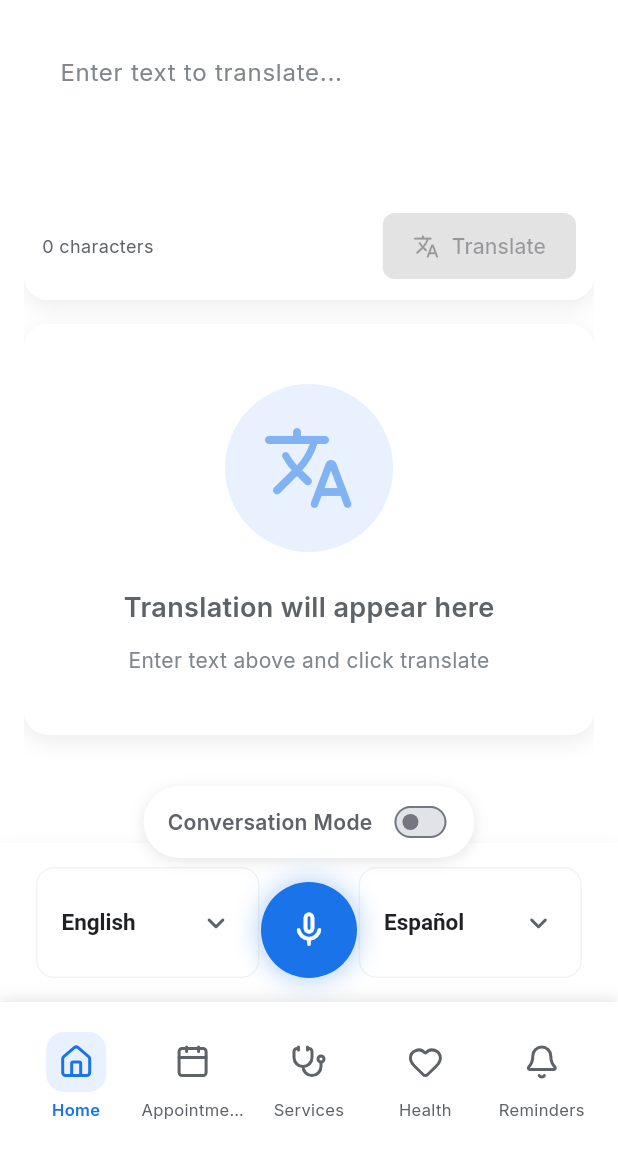
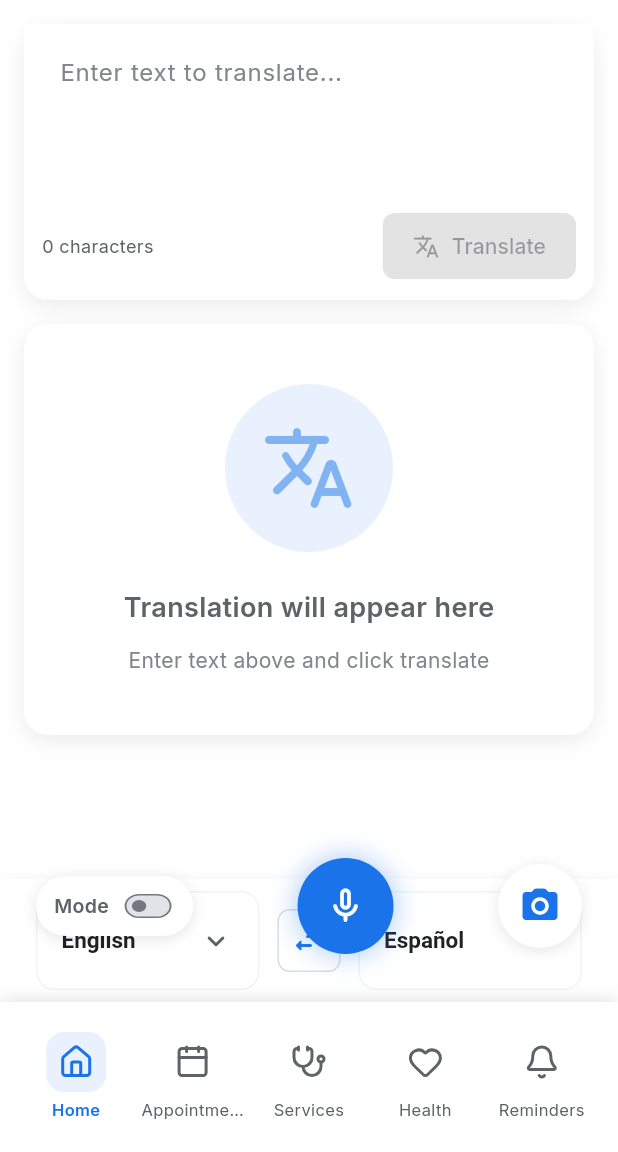
Before and after one commit to Kingmaker-RK/Medicus1, a Flutter app: the TranslationScreen screen opened by its route, on a phone screen of 412 x 824 dp, the part 84-1236 px from its top. Run offline on Flutter 3.47's test engine with Material 3 defaults, Android fonts, the phone set to English and light mode, and no system bars; our stand-ins replace dio, firebase_auth, firebase_core, flutter_tts, go_router, google_fonts and 6 more; missing offline and left inert: deepl_dart; accounts and stored records are empty.

Commit message:
refactor(translation_screen): update FAB layout and add camera button placeholder

```diff
--- a/lib/screens/translation_screen.dart
+++ b/lib/screens/translation_screen.dart
@@ -136,13 +136,17 @@ class _TranslationScreenState extends State<TranslationScreen>
         ],
       ),
       // Floating microphone button
-      floatingActionButton: Column(
-        mainAxisSize: MainAxisSize.min,
+      floatingActionButton: Container(
+        width: MediaQuery.of(context).size.width,
+        padding: const EdgeInsets.symmetric(horizontal: 24),
+        margin: const EdgeInsets.only(bottom: 16),
+        child: Row(
+          mainAxisAlignment: MainAxisAlignment.spaceBetween,
+          crossAxisAlignment: CrossAxisAlignment.center,
           children: [
-          // Conversation Mode Toggle
+            // Conversation Mode Toggle (Left)
             Container(
-            margin: const EdgeInsets.only(bottom: 16),
-            padding: const EdgeInsets.symmetric(horizontal: 16, vertical: 8),
+              padding: const EdgeInsets.symmetric(horizontal: 12, vertical: 8),
               decoration: BoxDecoration(
                 color: Colors.white,
                 borderRadius: BorderRadius.circular(24),
@@ -158,18 +162,19 @@ class _TranslationScreenState extends State<TranslationScreen>
                 mainAxisSize: MainAxisSize.min,
                 children: [
                   Text(
-                  'Conversation Mode',
+                    'Mode',
                     style: TextStyle(
-                    fontSize: 14,
+                      fontSize: 13,
                       fontWeight: FontWeight.w600,
                       color: _isConversationMode
                           ? AppColors.accent
                           : AppColors.textSecondary,
                     ),
                   ),
-                const SizedBox(width: 12),
+                  const SizedBox(width: 8),
                   SizedBox(
-                  height: 32,
+                    height: 24,
+                    width: 36,
                     child: FittedBox(
                       fit: BoxFit.fill,
                       child: Switch.adaptive(
@@ -186,8 +191,41 @@ class _TranslationScreenState extends State<TranslationScreen>
                 ],
               ),
             ),
+
+            // Microphone (Middle)
             _buildFloatingMicButton(translationProvider),
+
+            // Camera (Right)
+            Container(
+              width: 56,
+              height: 56,
+              decoration: BoxDecoration(
+                shape: BoxShape.circle,
+                color: Colors.white,
+                boxShadow: [
+                  BoxShadow(
+                    color: Colors.black.withOpacity(0.1),
+                    blurRadius: 8,
+                    offset: const Offset(0, 2),
+                  ),
                 ],
+              ),
+              child: IconButton(
+                onPressed: () {
+                  ScaffoldMessenger.of(context).showSnackBar(
+                    const SnackBar(
+                      content: Text('Camera feature coming soon'),
+                      duration: Duration(seconds: 1),
+                    ),
+                  );
+                },
+                icon: const Icon(Icons.camera_alt_rounded),
+                color: AppColors.accent,
+                iconSize: 28,
+              ),
+            ),
+          ],
+        ),
       ),
       floatingActionButtonLocation: FloatingActionButtonLocation.centerFloat,
       endDrawer: _buildHistoryDrawer(translationProvider),
@@ -252,7 +290,7 @@ class _TranslationScreenState extends State<TranslationScreen>
     UserProvider userProvider,
   ) {
     return Container(
-      padding: const EdgeInsets.symmetric(horizontal: 24, vertical: 16),
+      padding: const EdgeInsets.symmetric(horizontal: 24, vertical: 8),
       decoration: BoxDecoration(
         color: Colors.white,
         boxShadow: [
@@ -368,7 +406,7 @@ class _TranslationScreenState extends State<TranslationScreen>
     required ValueChanged<String?> onChanged,
   }) {
     return Container(
-      padding: const EdgeInsets.symmetric(horizontal: 16, vertical: 12),
+      padding: const EdgeInsets.symmetric(horizontal: 16, vertical: 8),
       decoration: BoxDecoration(
         color: AppColors.inputBackground,
         borderRadius: BorderRadius.circular(12),
```
Lines whose indentation alone changed are shown as unchanged.
